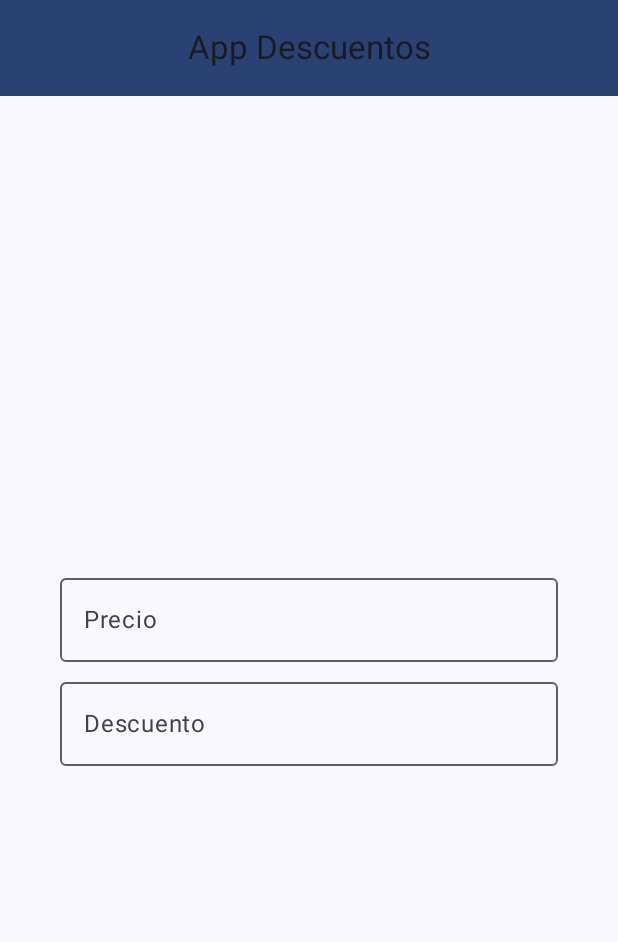
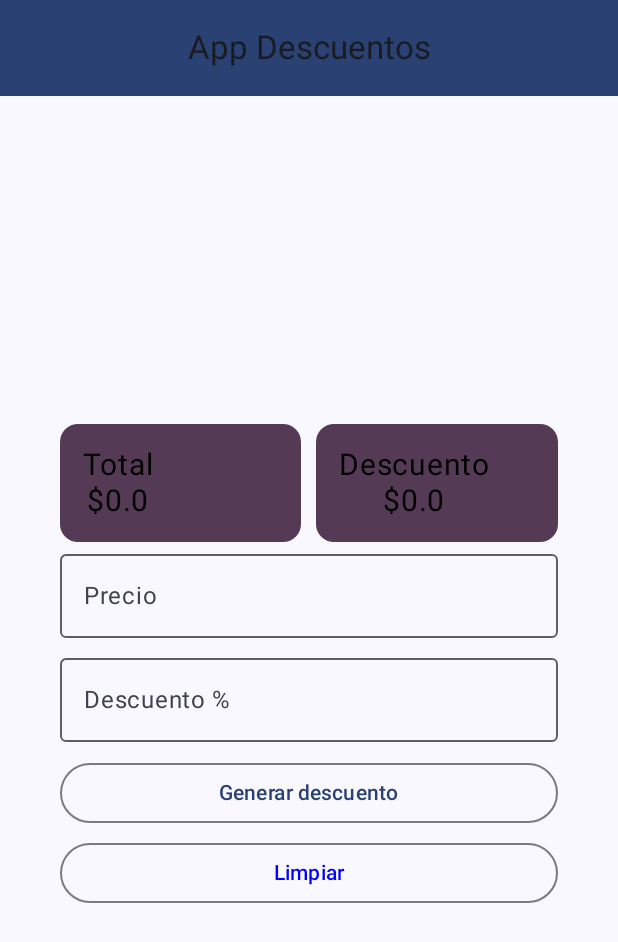
Before and after one commit to TattySanagua/AppDescuentos, an Android app built with Jetpack Compose: the screen it shows after launch (MainActivity), on a phone screen of 412 x 824 dp. Shown: the top 942 px of the screen. Run offline under Robolectric (Android 15) with nearby library versions, the phone set to English and light mode, and no system bars.

Commit message:
Agregando cards y funciones de descuento

```diff
--- a/app/src/main/java/com/example/appdescuentos/components/BodyComponents.kt
+++ b/app/src/main/java/com/example/appdescuentos/components/BodyComponents.kt
@@ -6,11 +6,15 @@ import androidx.compose.foundation.layout.height
 import androidx.compose.foundation.layout.padding
 import androidx.compose.foundation.layout.width
 import androidx.compose.foundation.text.KeyboardOptions
+import androidx.compose.material3.ButtonDefaults
 import androidx.compose.material3.ExperimentalMaterial3Api
+import androidx.compose.material3.MaterialTheme
+import androidx.compose.material3.OutlinedButton
 import androidx.compose.material3.OutlinedTextField
 import androidx.compose.material3.Text
 import androidx.compose.runtime.Composable
 import androidx.compose.ui.Modifier
+import androidx.compose.ui.graphics.Color
 import androidx.compose.ui.text.input.KeyboardType
 import androidx.compose.ui.unit.Dp
 import androidx.compose.ui.unit.dp
@@ -38,3 +42,19 @@ fun MainTextField(value: String, onValueChange: (String) -> Unit, label: String)
             .padding(horizontal = 30.dp)
     )
 }
+
+@Composable
+fun MainButton(text: String, color: Color = MaterialTheme.colorScheme.primary, onCLick: () -> Unit){
+    OutlinedButton(
+        onClick = onCLick,
+        colors = ButtonDefaults.outlinedButtonColors(
+            contentColor = color,
+            containerColor = Color.Transparent
+        ),
+        modifier = Modifier
+            .fillMaxWidth()
+            .padding(horizontal = 30.dp))
+    {
+        Text(text = text)
+    }
+}
--- a/app/src/main/java/com/example/appdescuentos/components/CardComponent.kt
+++ b/app/src/main/java/com/example/appdescuentos/components/CardComponent.kt
@@ -1 +1,62 @@
 package com.example.appdescuentos.components
+
+import androidx.compose.foundation.layout.Arrangement
+import androidx.compose.foundation.layout.Column
+import androidx.compose.foundation.layout.Row
+import androidx.compose.foundation.layout.fillMaxWidth
+import androidx.compose.foundation.layout.padding
+import androidx.compose.material3.Card
+import androidx.compose.material3.CardDefaults
+import androidx.compose.material3.MaterialTheme
+import androidx.compose.material3.Text
+import androidx.compose.runtime.Composable
+import androidx.compose.ui.Alignment
+import androidx.compose.ui.Modifier
+import androidx.compose.ui.graphics.Color
+import androidx.compose.ui.unit.dp
+import androidx.compose.ui.unit.sp
+
+
+@Composable
+fun TwoCard(title1 :String, number1: Double, title2: String, number2: Double){
+    Row(modifier = Modifier
+        .fillMaxWidth()
+        .padding(horizontal = 30.dp),
+        horizontalArrangement = Arrangement.SpaceEvenly
+    ){
+        MainCard(
+            title = title1,
+            number = number1,
+            modifier = Modifier
+                .padding(start = 0.dp)
+                .weight(1f)
+        )
+        SpaceW(10.dp)
+        MainCard(
+            title = title2,
+            number = number2,
+            modifier = Modifier
+                .padding(start = 0.dp)
+                .weight(1f)
+        )
+    }
+}
+
+@Composable
+fun MainCard(title: String, number: Double, modifier: Modifier = Modifier, color: Color = MaterialTheme.colorScheme.tertiary,){
+    Card(
+        modifier = modifier,
+        colors = CardDefaults.cardColors(
+            containerColor = color
+        )
+    ){
+        Column(
+            verticalArrangement = Arrangement.Center,
+            horizontalAlignment = Alignment.CenterHorizontally,
+            modifier = Modifier.padding(15.dp)
+        ) {
+            Text(text = title, color = Color.Black, fontSize = 20.sp)
+            Text(text = "$$number", color = Color.Black, fontSize = 20.sp)
+        }
+    }
+}
--- a/app/src/main/java/com/example/appdescuentos/ui/theme/Color.kt
+++ b/app/src/main/java/com/example/appdescuentos/ui/theme/Color.kt
@@ -4,7 +4,7 @@ import androidx.compose.ui.graphics.Color
 
 val Purple80 = Color(0xFFD0BCFF)
 val PurpleGrey80 = Color(0xFFCCC2DC)
-val Pink80 = Color(0xFFEFB8C8)
+val Pink80 = Color(0xB9EFB8C8)
 val Primary = Color(0xFFF737CD)
 val Purple40 = Color(0xFF6650a4)
 val PurpleGrey40 = Color(0xFF625b71)
--- a/app/src/main/java/com/example/appdescuentos/ui/theme/Theme.kt
+++ b/app/src/main/java/com/example/appdescuentos/ui/theme/Theme.kt
@@ -24,7 +24,7 @@ private val DarkColorScheme = darkColorScheme(
 private val LightColorScheme = lightColorScheme(
     primary = Primary,
     secondary = PurpleGrey40,
-    tertiary = Pink40
+    tertiary = Pink80
 
     /* Other default colors to override
     background = Color(0xFFFFFBFE),
--- a/app/src/main/java/com/example/appdescuentos/views/HomeView.kt
+++ b/app/src/main/java/com/example/appdescuentos/views/HomeView.kt
@@ -19,9 +19,12 @@ import androidx.compose.runtime.remember
 import androidx.compose.runtime.setValue
 import androidx.compose.ui.Alignment
 import androidx.compose.ui.Modifier
+import androidx.compose.ui.graphics.Color
 import androidx.compose.ui.unit.dp
+import com.example.appdescuentos.components.MainButton
 import com.example.appdescuentos.components.MainTextField
 import com.example.appdescuentos.components.SpaceH
+import com.example.appdescuentos.components.TwoCard
 
 @SuppressLint("UnusedMaterial3ScaffoldPaddingParameter")
 @OptIn(ExperimentalMaterial3Api::class)
@@ -53,6 +56,14 @@ fun ContentHomeView(paddingValues: PaddingValues){
     ) {
         var precio by remember { mutableStateOf("") }
         var descuento by remember { mutableStateOf("") }
+        var precioDescuento by remember { mutableStateOf(0.0) }
+        var totalDescuento by remember { mutableStateOf(0.0) }
+
+        TwoCard(
+            title1 = "Total",
+            number1 = totalDescuento,
+            title2 = "Descuento",
+            number2 = precioDescuento)
 
         MainTextField(
             value = precio,
@@ -62,6 +73,25 @@ fun ContentHomeView(paddingValues: PaddingValues){
         MainTextField(
             value = descuento,
             onValueChange = {descuento = it},
-            label = "Descuento")
+            label = "Descuento %")
+        SpaceH(10.dp)
+        MainButton(text = "Generar descuento") {
+            precioDescuento = calcularTotal(precio.toDouble(), descuento.toDouble())
+            totalDescuento = calcularDescuento(precio.toDouble(), descuento.toDouble())
+        }
+        SpaceH()
+        MainButton(text = "Limpiar", color = Color.Blue) {
+
+        }
     }
 }
+
+fun calcularTotal(precio: Double, descuento: Double): Double{
+    val result = precio - calcularDescuento(precio, descuento)
+    return kotlin.math.round(result * 100)/100.0
+}
+
+fun calcularDescuento(precio: Double, descuento: Double): Double{
+    val result = precio * (1- descuento/100)
+    return kotlin.math.round(result * 100)/100.0
+}
```
